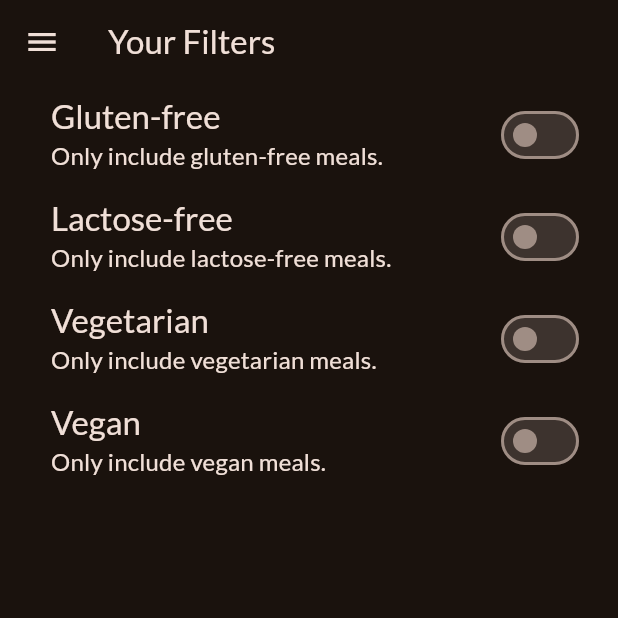
After one commit to DanielCruz-fs/meal-catalog-android-ios-app, a Flutter app: the FiltersScreen screen opened directly, on a phone screen of 412 x 824 dp, the top half of it. The commit adds this screen. Run offline on Flutter 3.47's test engine with Material 3 defaults, Android fonts, the phone set to English and light mode, and no system bars; our stand-ins replace google_fonts, transparent_image.

Commit message:
Close the drawer/Adding Filter Items/Replacing Screens Instead Of Pushing

```diff
--- /dev/null
+++ b/lib/screens/filters.dart
@@ -0,0 +1,140 @@
+import 'package:flutter/material.dart';
+import 'package:meals_app/screens/tabs.dart';
+import 'package:meals_app/widgets/main_drawer.dart';
+
+class FiltersScreen extends StatefulWidget {
+  const FiltersScreen({super.key});
+
+  @override
+  State<FiltersScreen> createState() {
+    return _FiltersScreenState();
+  }
+}
+
+class _FiltersScreenState extends State<FiltersScreen> {
+  var _glutenFreeFilterSet = false;
+  var _lactoseFreeFilterSet = false;
+  var _vegetarianFreeFilterSet = false;
+  var _veganFreeFilterSet = false;
+
+  @override
+  Widget build(BuildContext context) {
+    return Scaffold(
+      appBar: AppBar(
+        title: const Text('Your Filters'),
+      ),
+      drawer: MainDrawer(
+        onSelectedScreen: (identifier) {
+          Navigator.of(context).pop();
+          if (identifier == 'meals') {
+            Navigator.of(context).pushReplacement(
+              MaterialPageRoute(
+                builder: (ctx) => const TabsScreen(),
+              ),
+            );
+          }
+        },
+      ),
+      body: Column(
+        children: [
+          SwitchListTile(
+            value: _glutenFreeFilterSet,
+            onChanged: (isChecked) {
+              setState(() {
+                _glutenFreeFilterSet = isChecked;
+              });
+            },
+            title: Text(
+              'Gluten-free',
+              style: Theme.of(context)
+                  .textTheme
+                  .titleLarge!
+                  .copyWith(color: Theme.of(context).colorScheme.onBackground),
+            ),
+            subtitle: Text(
+              'Only include gluten-free meals.',
+              style: Theme.of(context)
+                  .textTheme
+                  .titleMedium!
+                  .copyWith(color: Theme.of(context).colorScheme.onBackground),
+            ),
+            activeColor: Theme.of(context).colorScheme.tertiary,
+            contentPadding: const EdgeInsets.only(left: 34, right: 22),
+          ),
+          SwitchListTile(
+            value: _lactoseFreeFilterSet,
+            onChanged: (isChecked) {
+              setState(() {
+                _lactoseFreeFilterSet = isChecked;
+              });
+            },
+            title: Text(
+              'Lactose-free',
+              style: Theme.of(context)
+                  .textTheme
+                  .titleLarge!
+                  .copyWith(color: Theme.of(context).colorScheme.onBackground),
+            ),
+            subtitle: Text(
+              'Only include lactose-free meals.',
+              style: Theme.of(context)
+                  .textTheme
+                  .titleMedium!
+                  .copyWith(color: Theme.of(context).colorScheme.onBackground),
+            ),
+            activeColor: Theme.of(context).colorScheme.tertiary,
+            contentPadding: const EdgeInsets.only(left: 34, right: 22),
+          ),
+          SwitchListTile(
+            value: _vegetarianFreeFilterSet,
+            onChanged: (isChecked) {
+              setState(() {
+                _vegetarianFreeFilterSet = isChecked;
+              });
+            },
+            title: Text(
+              'Vegetarian',
+              style: Theme.of(context)
+                  .textTheme
+                  .titleLarge!
+                  .copyWith(color: Theme.of(context).colorScheme.onBackground),
+            ),
+            subtitle: Text(
+              'Only include vegetarian meals.',
+              style: Theme.of(context)
+                  .textTheme
+                  .titleMedium!
+                  .copyWith(color: Theme.of(context).colorScheme.onBackground),
+            ),
+            activeColor: Theme.of(context).colorScheme.tertiary,
+            contentPadding: const EdgeInsets.only(left: 34, right: 22),
+          ),
+          SwitchListTile(
+            value: _veganFreeFilterSet,
+            onChanged: (isChecked) {
+              setState(() {
+                _veganFreeFilterSet = isChecked;
+              });
+            },
+            title: Text(
+              'Vegan',
+              style: Theme.of(context)
+                  .textTheme
+                  .titleLarge!
+                  .copyWith(color: Theme.of(context).colorScheme.onBackground),
+            ),
+            subtitle: Text(
+              'Only include vegan meals.',
+              style: Theme.of(context)
+                  .textTheme
+                  .titleMedium!
+                  .copyWith(color: Theme.of(context).colorScheme.onBackground),
+            ),
+            activeColor: Theme.of(context).colorScheme.tertiary,
+            contentPadding: const EdgeInsets.only(left: 34, right: 22),
+          ),
+        ],
+      ),
+    );
+  }
+}
--- a/lib/screens/tabs.dart
+++ b/lib/screens/tabs.dart
@@ -1,6 +1,7 @@
 import 'package:flutter/material.dart';
 import 'package:meals_app/models/meal.dart';
 import 'package:meals_app/screens/categories.dart';
+import 'package:meals_app/screens/filters.dart';
 import 'package:meals_app/screens/meals.dart';
 import 'package:meals_app/widgets/main_drawer.dart';
 
@@ -46,6 +47,22 @@ class _TabsScreenState extends State<TabsScreen> {
     setState(() => _selectedPageIndex = index);
   }
 
+  void _setScreen(String identifier) {
+    Navigator.of(context).pop();
+
+    // why use 'pushReplacement' instead of 'push'?
+    /**
+     * The 'pushReplacement' method replaces the current screen with the new screen.
+     * This is useful when you don't want the user to navigate back to the previous screen.
+     * In this case, we don't want the user to navigate back to the 'CategoriesScreen' after
+     * selecting the 'Filters' screen.
+     */
+    if (identifier == 'filters') {
+      Navigator.of(context).pushReplacement(
+          MaterialPageRoute(builder: (ctx) => const FiltersScreen()));
+    }
+  }
+
   @override
   Widget build(BuildContext context) {
     Widget activePage = CategoriesScreen(
@@ -67,7 +84,9 @@ class _TabsScreenState extends State<TabsScreen> {
           activePageTitle,
         ),
       ),
-      drawer: const MainDrawer(),
+      drawer: MainDrawer(
+        onSelectedScreen: _setScreen,
+      ),
       body: activePage,
       bottomNavigationBar: BottomNavigationBar(
         onTap: _selectPage,
--- a/lib/widgets/main_drawer.dart
+++ b/lib/widgets/main_drawer.dart
@@ -1,7 +1,8 @@
 import 'package:flutter/material.dart';
 
 class MainDrawer extends StatelessWidget {
-  const MainDrawer({super.key});
+  final void Function(String identifier) onSelectedScreen;
+  const MainDrawer({super.key, required this.onSelectedScreen});
 
   @override
   Widget build(BuildContext context) {
@@ -48,7 +49,9 @@ class MainDrawer extends StatelessWidget {
                     fontSize: 24,
                   ),
             ),
-            onTap: () {},
+            onTap: () {
+              onSelectedScreen('meals');
+            },
           ),
           ListTile(
             leading: Icon(Icons.settings,
@@ -60,7 +63,9 @@ class MainDrawer extends StatelessWidget {
                     fontSize: 24,
                   ),
             ),
-            onTap: () {},
+            onTap: () {
+              onSelectedScreen('filters');
+            },
           ),
         ],
       ),
```
